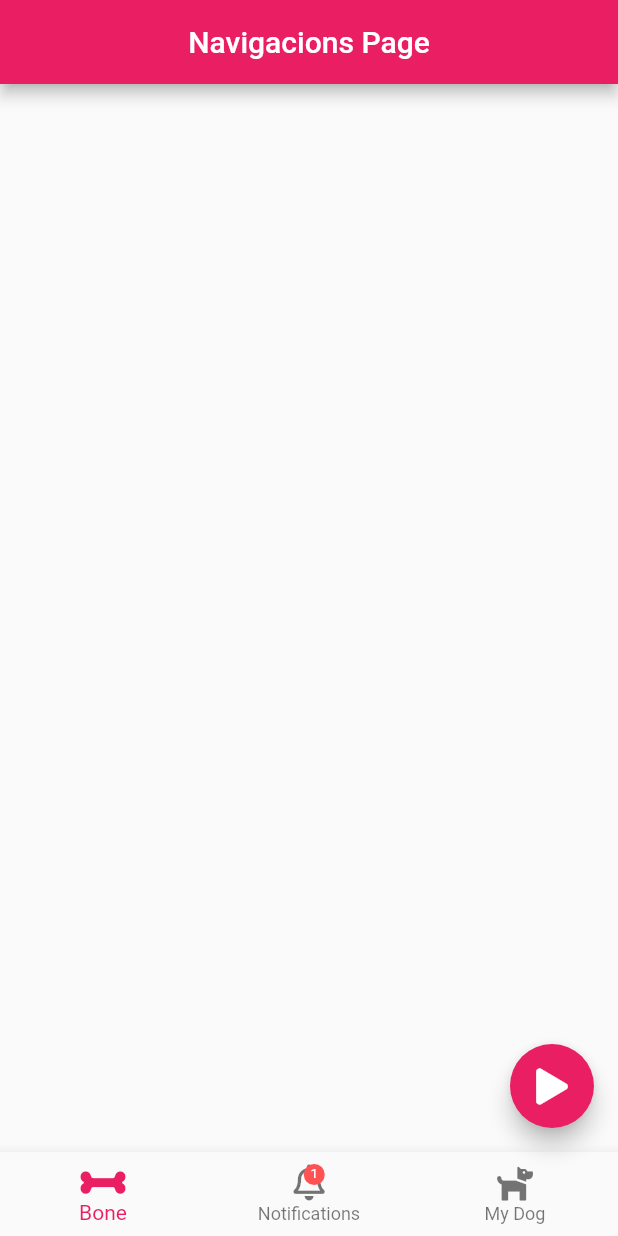
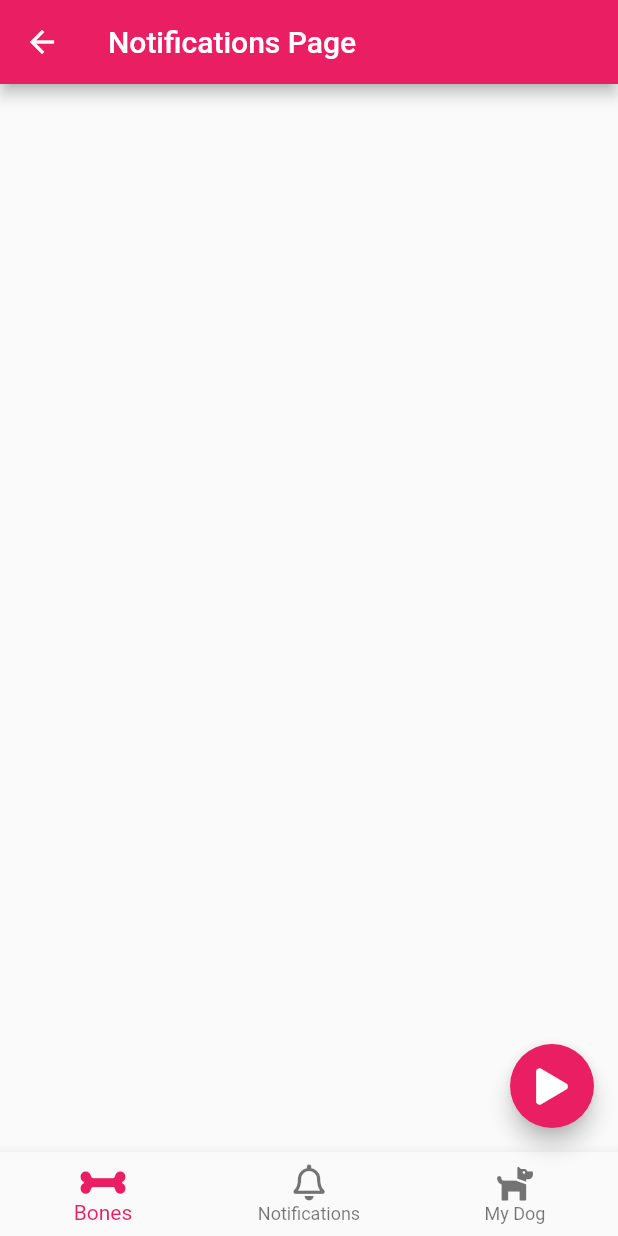
Before and after one commit to goncalveshigino/animate_do, a Flutter app: the screen it shows after launch, after a tap on an icon or button, on a phone screen of 412 x 824 dp. Run offline on Flutter 3.47's test engine with Material 2 defaults, Android fonts, the phone set to English and light mode, and no system bars; drawn by our look-alikes of animate_do; our stand-ins replace font_awesome_flutter.

```diff
--- a/lib/main.dart
+++ b/lib/main.dart
@@ -1,5 +1,6 @@
 
 import 'package:animate_to_app/src/pages/navegacion_page.dart';
+import 'package:animate_to_app/src/pages/pagina1.dart';
 import 'package:flutter/material.dart';
 
 void main() => runApp(MyApp());
@@ -10,7 +11,7 @@ class MyApp extends StatelessWidget {
     return MaterialApp(
       debugShowCheckedModeBanner: false,
       title: 'Material App',
-      home: PavigacionPage()
+      home: Pagina1Page()
     );
   }
 }
--- a/lib/src/pages/navegacion_page.dart
+++ b/lib/src/pages/navegacion_page.dart
@@ -4,64 +4,39 @@ import 'package:font_awesome_flutter/font_awesome_flutter.dart';
 import 'package:provider/provider.dart';
 
 
-class PavigacionPage extends StatelessWidget {
+
+
+class NavegacionPage extends StatelessWidget {
+
   @override
   Widget build(BuildContext context) {
     return ChangeNotifierProvider(
-  create: (_) => _NotificationModel(),
+      create: (_) => new _NotificationModel(),
+
       child: Scaffold(
 
         appBar: AppBar(
-          title: const Text(
-            'Navigacions Page',
-            style: TextStyle(
-              fontSize: 20,
-              color: Colors.white
-            ),
-          ),
           backgroundColor: Colors.pink,
-          centerTitle: true,
+          title: Text('Notifications Page'),
         ),
 
-
-        floatingActionButton: BottonFlutuante(),
+        floatingActionButton: BotonFlotante(),
 
 
         bottomNavigationBar: BottomNavigation(),
 
-      ),
+
+   ),
     );
   }
 }
 
-class BottonFlutuante extends StatelessWidget {
-  @override
-  Widget build(BuildContext context) {
-    return FloatingActionButton(
-       child: FaIcon( FontAwesomeIcons.play),
-       backgroundColor: Colors.pink,
-       onPressed: (){
-         int number = Provider.of<_NotificationModel>(context, listen: false).number;
-         number++;
+class BottomNavigation extends StatelessWidget {
 
-         Provider.of<_NotificationModel>(context, listen: false).number = number;
-
-         if(number >= 2 ){
-           final controller = Provider.of<_NotificationModel>(context).bounceController;
-           controller.forward( from: 0.0);
-         }
-       },
-    );
-  }
-}
-
-
-class BottomNavigation extends StatelessWidget {
   @override
   Widget build(BuildContext context) {
 
-    final int number = Provider.of<_NotificationModel>(context).number;
-
+    final int numero = Provider.of<_NotificationModel>(context).numero;
 
     return BottomNavigationBar(
       currentIndex: 0,
@@ -70,48 +45,40 @@ class BottomNavigation extends StatelessWidget {
 
         BottomNavigationBarItem(
           // ignore: deprecated_member_use
-          title: const Text('Bone'),
-          icon: FaIcon( FontAwesomeIcons.bone)
+          title: Text('Bones'),
+          icon: FaIcon( FontAwesomeIcons.bone )
         ),
+
 
         BottomNavigationBarItem(
           // ignore: deprecated_member_use
-          title: const Text('Notifications'),
+          title: Text('Notifications'),
           icon: Stack(
-            children: [
-              FaIcon(
-                FontAwesomeIcons.bell
-              ),
+            children: <Widget>[
+              FaIcon( FontAwesomeIcons.bell ),
+
               Positioned(
                 top: 0.0,
                 right: 0.0,
-                // child: Icon(
-                //   Icons.brightness_1,
-                //   color: Colors.redAccent,
-                //   size: 14
-                // ),
+                // child: Icon( Icons.brightness_1, size: 8, color: Colors.redAccent, )
                 child: BounceInDown(
-                  from: 20,
-                  animate: (number > 0) ? true : false,
-                    child: Bounce(
-                      from: 20,
-                      controller: (controller) => Provider.of<_NotificationModel>(context).bounceController = controller,
-                      child: Container(
-                      child: Text('$number', style: TextStyle(
-                        color: Colors.white,
-                        fontSize:9
-                        ),
+                  from: 10,
+                  animate: ( numero > 0) ? true : false,
+                  child: Bounce(
+                    from: 10,
+                    controller: (controller)=> Provider.of<_NotificationModel>(context,listen: false).bounceController = controller,
 
-                      ),
+                    child: Container(
+                      child: Text( '$numero', style: TextStyle(color: Colors.white, fontSize: 7 ), ),
                       alignment: Alignment.center,
-                      width: 14,
-                      height: 14,
+                      width: 12,
+                      height: 12,
                       decoration: BoxDecoration(
                         color: Colors.redAccent,
                         shape: BoxShape.circle
                       ),
+                    ),
                   ),
-                    ),
                 ),
               )
             ],
@@ -120,32 +87,62 @@ class BottomNavigation extends StatelessWidget {
 
         BottomNavigationBarItem(
           // ignore: deprecated_member_use
-          title: const Text('My Dog'),
-          icon: FaIcon( FontAwesomeIcons.dog)
+          title: Text('My Dog'),
+          icon: FaIcon( FontAwesomeIcons.dog )
         ),
+
 
       ],
     );
   }
 }
 
+class BotonFlotante extends StatelessWidget {
+
+
+  @override
+  Widget build(BuildContext context) {
+    return FloatingActionButton(
+      child: FaIcon( FontAwesomeIcons.play ),
+      backgroundColor: Colors.pink,
+      onPressed: (){
+
+        final notiModel = Provider.of<_NotificationModel>(context, listen: false);
+
+        int numero = notiModel.numero;
+        numero++;
+
+        notiModel.numero = numero;
+
+        if ( numero >= 2 ) {
+          final controller = notiModel.bounceController;
+          controller.forward( from: 0.0 );
+        }
+
+      }
+    );
+  }
+}
+
+
 
 class _NotificationModel extends ChangeNotifier {
 
-  int _number = 0;
+  int _numero = 0;
   AnimationController _bounceController;
 
-  int get number => this._number;
+  int get numero => this._numero;
 
-  set number( int value){
-    this._number = value;
+  set numero( int valor ) {
+    this._numero = valor;
     notifyListeners();
   }
 
+
   AnimationController get bounceController => this._bounceController;
-
-  set bounceController( AnimationController controller) {
+  set bounceController( AnimationController controller ) {
     this._bounceController = controller;
     notifyListeners();
   }
+
 }
--- a/lib/src/pages/pagina1.dart
+++ b/lib/src/pages/pagina1.dart
@@ -3,6 +3,7 @@ import 'package:flutter/cupertino.dart';
 import 'package:flutter/material.dart';
 import 'package:font_awesome_flutter/font_awesome_flutter.dart';
 
+import 'navegacion_page.dart';
 import 'twitter_page.dart';
 
 
@@ -38,7 +39,9 @@ class Pagina1Page extends StatelessWidget {
       floatingActionButton: BounceInDown(
         child: FloatingActionButton(
           child: FaIcon(FontAwesomeIcons.play),
-          onPressed:(){},
+          onPressed:(){
+             Navigator.push(context, MaterialPageRoute(builder: (BuildContext context)=> NavegacionPage()));
+          },
         ),
       ),
 
```
